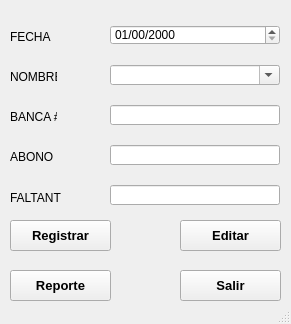
Before: the Qt Designer form MiniNomina/FrmDesign/Faltantes.ui in CodeDrTech/DevelopPython, drawn with Qt 5.
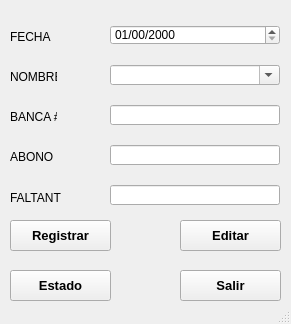
After: the same form once the commit is applied. Icons and pictures are not drawn.

Diff of the .ui file:
```diff
--- a/MiniNomina/FrmDesign/Faltantes.ui
+++ b/MiniNomina/FrmDesign/Faltantes.ui
@@ -248,7 +248,7 @@
      </font>
     </property>
     <property name="text">
-     <string>Reporte</string>
+     <string>Estado</string>
     </property>
     <property name="icon">
      <iconset>
```
